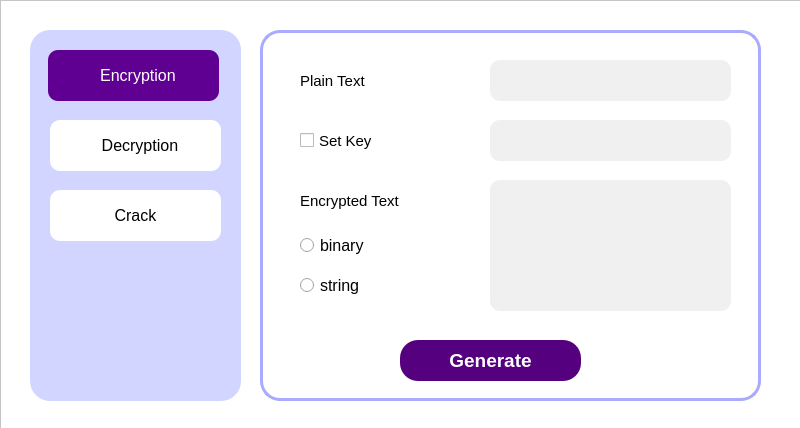
Above: ui/encryption_window.ui from Jiewoe/Simple_AES before the change. Below: the same form after it.
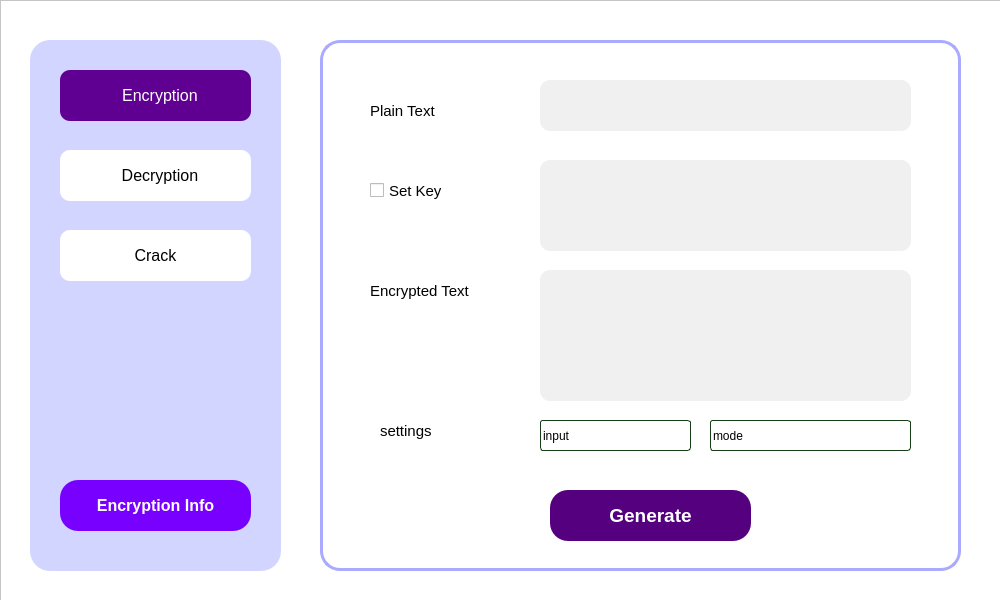
That is the form after the change. Icons and pictures are not drawn.

The edit to the form file:
```diff
--- a/ui/encryption_window.ui
+++ b/ui/encryption_window.ui
@@ -6,8 +6,8 @@
    <rect>
     <x>0</x>
     <y>0</y>
-    <width>800</width>
-    <height>428</height>
+    <width>1000</width>
+    <height>600</height>
    </rect>
   </property>
   <property name="sizePolicy">
@@ -18,14 +18,14 @@
   </property>
   <property name="minimumSize">
    <size>
-    <width>800</width>
-    <height>428</height>
+    <width>1000</width>
+    <height>600</height>
    </size>
   </property>
   <property name="maximumSize">
    <size>
-    <width>800</width>
-    <height>428</height>
+    <width>1000</width>
+    <height>600</height>
    </size>
   </property>
   <property name="cursor">
@@ -56,8 +56,8 @@
      <rect>
       <x>0</x>
       <y>0</y>
-      <width>821</width>
-      <height>451</height>
+      <width>1011</width>
+      <height>611</height>
      </rect>
     </property>
     <property name="autoFillBackground">
@@ -86,10 +86,10 @@
     <widget class="QFrame" name="content_frame">
      <property name="geometry">
       <rect>
-       <x>260</x>
-       <y>30</y>
-       <width>501</width>
-       <height>371</height>
+       <x>320</x>
+       <y>40</y>
+       <width>641</width>
+       <height>531</height>
       </rect>
      </property>
      <property name="styleSheet">
@@ -120,16 +120,16 @@
      <widget class="QLineEdit" name="plain_text_input">
       <property name="geometry">
        <rect>
-        <x>230</x>
-        <y>30</y>
-        <width>241</width>
-        <height>41</height>
+        <x>220</x>
+        <y>40</y>
+        <width>371</width>
+        <height>51</height>
        </rect>
       </property>
       <property name="font">
        <font>
         <family>Segoe UI</family>
-        <pointsize>11</pointsize>
+        <pointsize>12</pointsize>
        </font>
       </property>
       <property name="styleSheet">
@@ -139,45 +139,11 @@
        <string/>
       </property>
      </widget>
-     <widget class="QLineEdit" name="key_input">
-      <property name="enabled">
-       <bool>true</bool>
-      </property>
-      <property name="geometry">
-       <rect>
-        <x>230</x>
-        <y>90</y>
-        <width>241</width>
-        <height>41</height>
-       </rect>
-      </property>
-      <property name="font">
-       <font>
-        <family>Segoe UI</family>
-        <pointsize>11</pointsize>
-       </font>
-      </property>
-      <property name="styleSheet">
-       <string notr="true"/>
-      </property>
-      <property name="inputMask">
-       <string/>
-      </property>
-      <property name="text">
-       <string/>
-      </property>
-      <property name="dragEnabled">
-       <bool>false</bool>
-      </property>
-      <property name="readOnly">
-       <bool>true</bool>
-      </property>
-     </widget>
      <widget class="QCheckBox" name="set_key_check">
       <property name="geometry">
        <rect>
-        <x>40</x>
-        <y>90</y>
+        <x>50</x>
+        <y>130</y>
         <width>161</width>
         <height>41</height>
        </rect>
@@ -197,8 +163,8 @@
      <widget class="QLabel" name="encrpyt_text_label">
       <property name="geometry">
        <rect>
-        <x>40</x>
-        <y>150</y>
+        <x>50</x>
+        <y>230</y>
         <width>161</width>
         <height>41</height>
        </rect>
@@ -218,8 +184,8 @@
      <widget class="QLabel" name="plain_text_label">
       <property name="geometry">
        <rect>
-        <x>40</x>
-        <y>30</y>
+        <x>50</x>
+        <y>50</y>
         <width>161</width>
         <height>41</height>
        </rect>
@@ -239,10 +205,10 @@
      <widget class="QPushButton" name="generate_button">
       <property name="geometry">
        <rect>
-        <x>140</x>
-        <y>310</y>
-        <width>181</width>
-        <height>41</height>
+        <x>230</x>
+        <y>450</y>
+        <width>201</width>
+        <height>51</height>
        </rect>
       </property>
       <property name="font">
@@ -276,85 +242,232 @@
        <string>Generate</string>
       </property>
      </widget>
-     <widget class="QRadioButton" name="char_button">
-      <property name="geometry">
-       <rect>
-        <x>40</x>
-        <y>240</y>
-        <width>161</width>
-        <height>31</height>
-       </rect>
-      </property>
-      <property name="font">
-       <font>
-        <family>Arial</family>
-        <pointsize>12</pointsize>
-        <weight>50</weight>
-        <bold>false</bold>
-       </font>
-      </property>
-      <property name="text">
-       <string>string</string>
-      </property>
-      <attribute name="buttonGroup">
-       <string notr="true">choose_mode_group</string>
-      </attribute>
-     </widget>
-     <widget class="QRadioButton" name="binary_button">
-      <property name="geometry">
-       <rect>
-        <x>40</x>
-        <y>200</y>
-        <width>151</width>
-        <height>31</height>
-       </rect>
-      </property>
-      <property name="font">
-       <font>
-        <family>Arial</family>
-        <pointsize>12</pointsize>
-        <weight>50</weight>
-        <bold>false</bold>
-       </font>
-      </property>
-      <property name="text">
-       <string>binary</string>
-      </property>
-      <attribute name="buttonGroup">
-       <string notr="true">choose_mode_group</string>
-      </attribute>
-     </widget>
      <widget class="QTextEdit" name="encrypted_text_input">
       <property name="geometry">
        <rect>
-        <x>230</x>
-        <y>150</y>
-        <width>241</width>
+        <x>220</x>
+        <y>230</y>
+        <width>371</width>
         <height>131</height>
        </rect>
       </property>
       <property name="font">
        <font>
         <family>Arial</family>
+        <pointsize>12</pointsize>
+       </font>
+      </property>
+      <property name="styleSheet">
+       <string notr="true">QTextEdit {
+	background-color:rgb(240, 240, 240);
+	border:none;
+	border-radius:10px;
+	padding-left:10px;
+	padding-right:10px;
+}
+
+QTextEdit QScrollBar::handle:vertical {
+	background-color:rgb(170, 170, 255);
+	border-radius:5px
+}</string>
+      </property>
+      <property name="readOnly">
+       <bool>true</bool>
+      </property>
+     </widget>
+     <widget class="QTextEdit" name="key_input">
+      <property name="geometry">
+       <rect>
+        <x>220</x>
+        <y>120</y>
+        <width>371</width>
+        <height>91</height>
+       </rect>
+      </property>
+      <property name="font">
+       <font>
+        <family>Arial</family>
+        <pointsize>12</pointsize>
+       </font>
+      </property>
+      <property name="styleSheet">
+       <string notr="true">QTextEdit {
+	background-color:rgb(240, 240, 240);
+	border:none;
+	border-radius:10px;
+	padding-left:10px;
+	padding-right:10px;
+}
+
+QTextEdit QScrollBar::handle:vertical {
+	background-color:rgb(170, 170, 255);
+	border-radius:5px
+}</string>
+      </property>
+      <property name="readOnly">
+       <bool>true</bool>
+      </property>
+     </widget>
+     <widget class="QComboBox" name="en_mode">
+      <property name="geometry">
+       <rect>
+        <x>390</x>
+        <y>380</y>
+        <width>201</width>
+        <height>31</height>
+       </rect>
+      </property>
+      <property name="styleSheet">
+       <string notr="true">QComboBox{
+	border:1px solid #242424;
+	border-radius:3px;
+	padding:2px;
+	background:none;
+	border-color: rgb(22,63,23);
+	background-color: rgb(255, 255, 255);
+	selection-background-color:#484848;
+	selection-color:#DCDCDC;
+}
+ 
+ 
+QComboBox::down-arrow{
+	image: url(:/icons/icon/down-arrow.png);
+	width:20px;
+	height:25px;
+	right:0px;
+}
+ 
+QComboBox::drop-down{
+	subcontrol-origin:padding;
+	subcontrol-position:top right;
+	width:20px;
+	border-left-width:0px;
+	border-left-style:solid;
+}
+ 
+QComboBox::drop-down:on{
+	top:1px;
+}
+QComboBox QAbstractItemView::item{
+	min-height:24px;
+	min-width:20px;
+	color: rgb(239, 239, 239);
+}
+QComboBox QAbstractItemView::item:selected
+{	
+    background-color: rgb(170, 170, 255);
+}
+
+</string>
+      </property>
+      <item>
+       <property name="text">
+        <string>mode</string>
+       </property>
+      </item>
+      <item>
+       <property name="text">
+        <string>normal encryption</string>
+       </property>
+      </item>
+      <item>
+       <property name="text">
+        <string>double encryption</string>
+       </property>
+      </item>
+      <item>
+       <property name="text">
+        <string>triple encryption</string>
+       </property>
+      </item>
+     </widget>
+     <widget class="QComboBox" name="input_mode">
+      <property name="geometry">
+       <rect>
+        <x>220</x>
+        <y>380</y>
+        <width>151</width>
+        <height>31</height>
+       </rect>
+      </property>
+      <property name="styleSheet">
+       <string notr="true">QComboBox{
+	border:1px solid #242424;
+	border-radius:3px;
+	padding:2px;
+	background:none;
+	border-color: rgb(22,63,23);
+	background-color: rgb(255, 255, 255);
+	selection-background-color:#484848;
+	selection-color:#DCDCDC;
+}
+ 
+ 
+QComboBox::down-arrow{
+	image: url(:/icons/icon/down-arrow.png);
+	width:20px;
+	height:25px;
+	right:0px;
+}
+ 
+QComboBox::drop-down{
+	subcontrol-origin:padding;
+	subcontrol-position:top right;
+	width:20px;
+	border-left-width:0px;
+	border-left-style:solid;
+}
+ 
+QComboBox::drop-down:on{
+	top:1px;
+}
+QComboBox QAbstractItemView::item{
+	min-height:24px;
+	min-width:20px;
+	color: rgb(239, 239, 239);
+}
+QComboBox QAbstractItemView::item:selected
+{	
+    background-color: rgb(170, 170, 255);
+}
+
+</string>
+      </property>
+      <item>
+       <property name="text">
+        <string>input</string>
+       </property>
+      </item>
+      <item>
+       <property name="text">
+        <string>string</string>
+       </property>
+      </item>
+      <item>
+       <property name="text">
+        <string>binary</string>
+       </property>
+      </item>
+     </widget>
+     <widget class="QLabel" name="encrpyt_text_label_2">
+      <property name="geometry">
+       <rect>
+        <x>60</x>
+        <y>370</y>
+        <width>131</width>
+        <height>41</height>
+       </rect>
+      </property>
+      <property name="font">
+       <font>
+        <family>Arial</family>
         <pointsize>11</pointsize>
+        <weight>50</weight>
+        <bold>false</bold>
        </font>
       </property>
-      <property name="styleSheet">
-       <string notr="true">QTextEdit {
-	background-color:rgb(240, 240, 240);
-	border:none;
-	border-radius:10px;
-	padding-left:10px;
-	padding-right:10px;
-}
-
-QTextEdit QScrollBar::handle:vertical {
-	background-color:rgb(170, 170, 255);
-	border-radius:5px
-}</string>
-      </property>
-      <property name="readOnly">
-       <bool>true</bool>
+      <property name="text">
+       <string>settings</string>
       </property>
      </widget>
     </widget>
@@ -362,9 +475,9 @@
      <property name="geometry">
       <rect>
        <x>30</x>
-       <y>30</y>
-       <width>211</width>
-       <height>371</height>
+       <y>40</y>
+       <width>251</width>
+       <height>531</height>
       </rect>
      </property>
      <property name="styleSheet">
@@ -389,9 +502,9 @@
      <widget class="QPushButton" name="decryption_button">
       <property name="geometry">
        <rect>
-        <x>20</x>
-        <y>90</y>
-        <width>171</width>
+        <x>30</x>
+        <y>110</y>
+        <width>191</width>
         <height>51</height>
        </rect>
       </property>
@@ -426,9 +539,9 @@
      <widget class="QPushButton" name="encryption_button">
       <property name="geometry">
        <rect>
-        <x>18</x>
-        <y>20</y>
-        <width>171</width>
+        <x>30</x>
+        <y>30</y>
+        <width>191</width>
         <height>51</height>
        </rect>
       </property>
@@ -461,9 +574,9 @@
      <widget class="QPushButton" name="crack_button">
       <property name="geometry">
        <rect>
-        <x>20</x>
-        <y>160</y>
-        <width>171</width>
+        <x>30</x>
+        <y>190</y>
+        <width>191</width>
         <height>51</height>
        </rect>
       </property>
@@ -495,6 +608,46 @@
         <normaloff>:/icons/icon/spider.png</normaloff>:/icons/icon/spider.png</iconset>
       </property>
      </widget>
+     <widget class="QPushButton" name="get_info_button">
+      <property name="geometry">
+       <rect>
+        <x>30</x>
+        <y>440</y>
+        <width>191</width>
+        <height>51</height>
+       </rect>
+      </property>
+      <property name="font">
+       <font>
+        <family>Segoe UI</family>
+        <pointsize>12</pointsize>
+        <weight>75</weight>
+        <bold>true</bold>
+       </font>
+      </property>
+      <property name="cursor">
+       <cursorShape>PointingHandCursor</cursorShape>
+      </property>
+      <property name="mouseTracking">
+       <bool>false</bool>
+      </property>
+      <property name="styleSheet">
+       <string notr="true">QPushButton {
+	color:white;
+	background-color:rgb(119, 0, 255);
+	border-radius:18px;
+}
+
+QPushButton::pressed {
+	background-color:rgb(170, 170, 255);
+}
+
+</string>
+      </property>
+      <property name="text">
+       <string>Encryption Info</string>
+      </property>
+     </widget>
     </widget>
    </widget>
   </widget>
```
Left out of the diff: 3 changed lines with no effect on the pictures.
